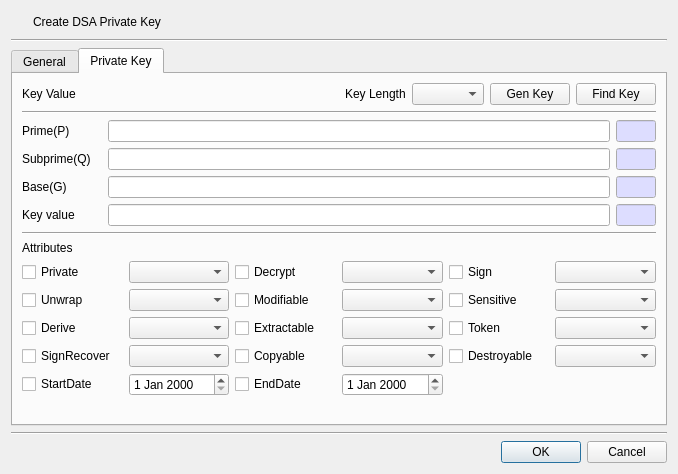
Qt form CryptokiMan/create_dsa_pri_key_dlg.ui (jykim74/CryptokiMan) before a commit.
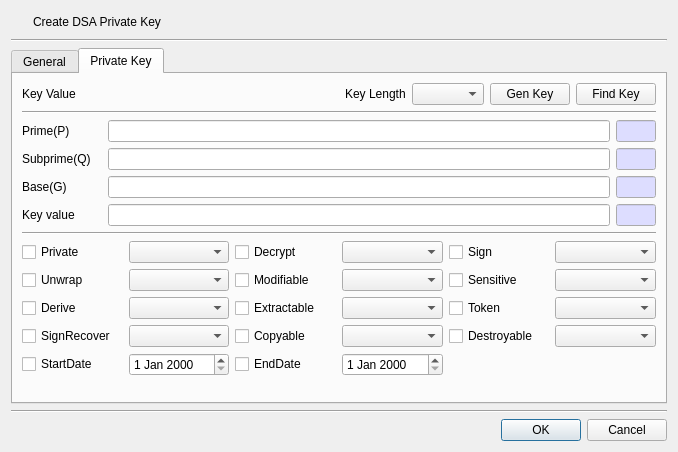
The same form after that commit. The open tabs and pages were chosen to show the change. Icons and pictures are not drawn.

Diff of the .ui file:
```diff
--- a/CryptokiMan/create_dsa_pri_key_dlg.ui
+++ b/CryptokiMan/create_dsa_pri_key_dlg.ui
@@ -7,7 +7,7 @@
     <x>0</x>
     <y>0</y>
     <width>678</width>
-    <height>474</height>
+    <height>452</height>
    </rect>
   </property>
   <property name="windowTitle">
@@ -600,13 +600,6 @@
          </property>
         </widget>
        </item>
-       <item>
-        <widget class="QLabel" name="label_12">
-         <property name="text">
-          <string>Attributes</string>
-         </property>
-        </widget>
-       </item>
        <item>
         <layout class="QGridLayout" name="gridLayout_5">
          <property name="topMargin">
```
Left out of the diff: 2 changed lines with no effect on the pictures.
